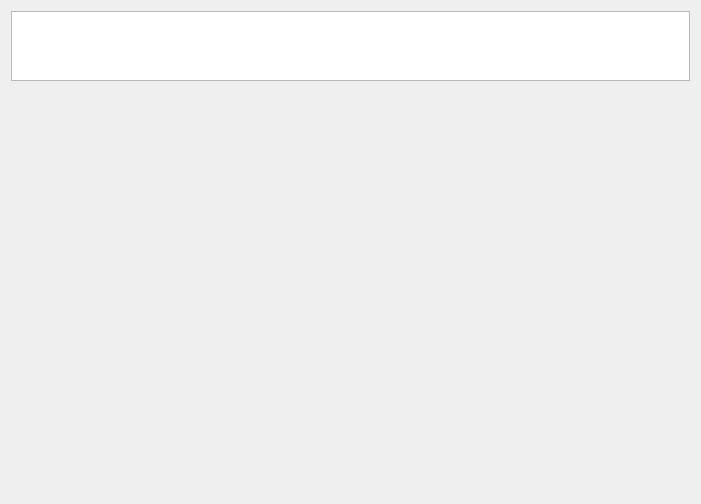
vasha54/apm, file view/ui/widget_analys_multi_colinualidad.ui: the form before one commit.
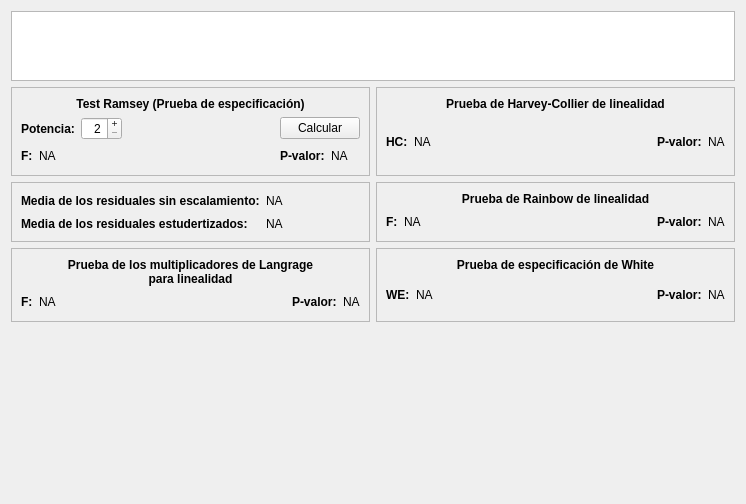
The form after the commit.

Commit message: Adicionando nuevas pruebas en la vista de analisis de multicolinualidad. Se adecuo la vista de la validacion de KFold para incluir la graficas

```diff
--- a/view/ui/widget_analys_multi_colinualidad.ui
+++ b/view/ui/widget_analys_multi_colinualidad.ui
@@ -6,50 +6,736 @@
    <rect>
     <x>0</x>
     <y>0</y>
-    <width>701</width>
+    <width>746</width>
     <height>504</height>
    </rect>
   </property>
   <property name="windowTitle">
    <string>Form</string>
   </property>
-  <layout class="QVBoxLayout" name="verticalLayout_2">
+  <layout class="QVBoxLayout" name="verticalLayout">
    <item>
-    <layout class="QVBoxLayout" name="verticalLayout">
-     <property name="sizeConstraint">
-      <enum>QLayout::SetDefaultConstraint</enum>
+    <widget class="QTableView" name="tableViewMultiColinealidad">
+     <property name="sizePolicy">
+      <sizepolicy hsizetype="Expanding" vsizetype="Maximum">
+       <horstretch>0</horstretch>
+       <verstretch>0</verstretch>
+      </sizepolicy>
      </property>
-     <item>
-      <widget class="QTableView" name="tableViewMultiColinealidad">
-       <property name="sizePolicy">
-        <sizepolicy hsizetype="Expanding" vsizetype="Maximum">
-         <horstretch>0</horstretch>
-         <verstretch>0</verstretch>
-        </sizepolicy>
+     <property name="maximumSize">
+      <size>
+       <width>16777215</width>
+       <height>70</height>
+      </size>
+     </property>
+    </widget>
+   </item>
+   <item>
+    <layout class="QGridLayout" name="gridLayout_7">
+     <item row="0" column="0">
+      <widget class="QFrame" name="frame">
+       <property name="frameShape">
+        <enum>QFrame::StyledPanel</enum>
        </property>
-       <property name="maximumSize">
-        <size>
-         <width>16777215</width>
-         <height>70</height>
-        </size>
+       <property name="frameShadow">
+        <enum>QFrame::Raised</enum>
        </property>
+       <layout class="QGridLayout" name="gridLayout_5">
+        <item row="0" column="0" colspan="4">
+         <widget class="QLabel" name="label">
+          <property name="sizePolicy">
+           <sizepolicy hsizetype="Preferred" vsizetype="Maximum">
+            <horstretch>0</horstretch>
+            <verstretch>0</verstretch>
+           </sizepolicy>
+          </property>
+          <property name="font">
+           <font>
+            <weight>75</weight>
+            <bold>true</bold>
+           </font>
+          </property>
+          <property name="text">
+           <string>Test Ramsey (Prueba de especificación)</string>
+          </property>
+          <property name="alignment">
+           <set>Qt::AlignCenter</set>
+          </property>
+         </widget>
+        </item>
+        <item row="1" column="0">
+         <widget class="QLabel" name="label_2">
+          <property name="font">
+           <font>
+            <weight>75</weight>
+            <bold>true</bold>
+           </font>
+          </property>
+          <property name="text">
+           <string>Potencia:</string>
+          </property>
+         </widget>
+        </item>
+        <item row="1" column="1">
+         <widget class="QSpinBox" name="sBPower">
+          <property name="sizePolicy">
+           <sizepolicy hsizetype="Maximum" vsizetype="Fixed">
+            <horstretch>0</horstretch>
+            <verstretch>0</verstretch>
+           </sizepolicy>
+          </property>
+          <property name="minimumSize">
+           <size>
+            <width>0</width>
+            <height>0</height>
+           </size>
+          </property>
+          <property name="maximumSize">
+           <size>
+            <width>16777215</width>
+            <height>16777215</height>
+           </size>
+          </property>
+          <property name="alignment">
+           <set>Qt::AlignRight|Qt::AlignTrailing|Qt::AlignVCenter</set>
+          </property>
+          <property name="buttonSymbols">
+           <enum>QAbstractSpinBox::PlusMinus</enum>
+          </property>
+          <property name="minimum">
+           <number>2</number>
+          </property>
+          <property name="maximum">
+           <number>10</number>
+          </property>
+         </widget>
+        </item>
+        <item row="1" column="2">
+         <spacer name="horizontalSpacer_4">
+          <property name="orientation">
+           <enum>Qt::Horizontal</enum>
+          </property>
+          <property name="sizeHint" stdset="0">
+           <size>
+            <width>119</width>
+            <height>20</height>
+           </size>
+          </property>
+         </spacer>
+        </item>
+        <item row="1" column="3">
+         <widget class="QPushButton" name="pBCalculate">
+          <property name="text">
+           <string>Calcular</string>
+          </property>
+         </widget>
+        </item>
+        <item row="2" column="0" colspan="2">
+         <layout class="QHBoxLayout" name="horizontalLayout_2">
+          <item>
+           <widget class="QLabel" name="label_3">
+            <property name="sizePolicy">
+             <sizepolicy hsizetype="Maximum" vsizetype="Preferred">
+              <horstretch>0</horstretch>
+              <verstretch>0</verstretch>
+             </sizepolicy>
+            </property>
+            <property name="font">
+             <font>
+              <weight>75</weight>
+              <bold>true</bold>
+             </font>
+            </property>
+            <property name="text">
+             <string>F:</string>
+            </property>
+           </widget>
+          </item>
+          <item>
+           <widget class="QLabel" name="lOutputTestRamseyF">
+            <property name="sizePolicy">
+             <sizepolicy hsizetype="Preferred" vsizetype="Preferred">
+              <horstretch>0</horstretch>
+              <verstretch>0</verstretch>
+             </sizepolicy>
+            </property>
+            <property name="maximumSize">
+             <size>
+              <width>16777215</width>
+              <height>16777215</height>
+             </size>
+            </property>
+            <property name="text">
+             <string>NA</string>
+            </property>
+           </widget>
+          </item>
+         </layout>
+        </item>
+        <item row="2" column="2">
+         <spacer name="horizontalSpacer_6">
+          <property name="orientation">
+           <enum>Qt::Horizontal</enum>
+          </property>
+          <property name="sizeHint" stdset="0">
+           <size>
+            <width>126</width>
+            <height>20</height>
+           </size>
+          </property>
+         </spacer>
+        </item>
+        <item row="2" column="3">
+         <layout class="QHBoxLayout" name="horizontalLayout">
+          <item>
+           <widget class="QLabel" name="label_16">
+            <property name="sizePolicy">
+             <sizepolicy hsizetype="Maximum" vsizetype="Preferred">
+              <horstretch>0</horstretch>
+              <verstretch>0</verstretch>
+             </sizepolicy>
+            </property>
+            <property name="font">
+             <font>
+              <weight>75</weight>
+              <bold>true</bold>
+             </font>
+            </property>
+            <property name="text">
+             <string>P-valor:</string>
+            </property>
+           </widget>
+          </item>
+          <item>
+           <widget class="QLabel" name="lOutputTestRamseyPValue">
+            <property name="sizePolicy">
+             <sizepolicy hsizetype="Minimum" vsizetype="Preferred">
+              <horstretch>0</horstretch>
+              <verstretch>0</verstretch>
+             </sizepolicy>
+            </property>
+            <property name="maximumSize">
+             <size>
+              <width>16777215</width>
+              <height>16777215</height>
+             </size>
+            </property>
+            <property name="text">
+             <string>NA</string>
+            </property>
+           </widget>
+          </item>
+         </layout>
+        </item>
+       </layout>
       </widget>
      </item>
-     <item>
-      <spacer name="verticalSpacer">
-       <property name="orientation">
-        <enum>Qt::Vertical</enum>
+     <item row="0" column="1">
+      <widget class="QFrame" name="frame_5">
+       <property name="frameShape">
+        <enum>QFrame::StyledPanel</enum>
        </property>
-       <property name="sizeHint" stdset="0">
-        <size>
-         <width>20</width>
-         <height>40</height>
-        </size>
+       <property name="frameShadow">
+        <enum>QFrame::Raised</enum>
        </property>
-      </spacer>
+       <layout class="QGridLayout" name="gridLayout_4">
+        <item row="0" column="0" colspan="5">
+         <widget class="QLabel" name="label_8">
+          <property name="sizePolicy">
+           <sizepolicy hsizetype="Preferred" vsizetype="Maximum">
+            <horstretch>0</horstretch>
+            <verstretch>0</verstretch>
+           </sizepolicy>
+          </property>
+          <property name="font">
+           <font>
+            <weight>75</weight>
+            <bold>true</bold>
+           </font>
+          </property>
+          <property name="text">
+           <string>Prueba de Harvey-Collier de linealidad</string>
+          </property>
+          <property name="alignment">
+           <set>Qt::AlignCenter</set>
+          </property>
+         </widget>
+        </item>
+        <item row="1" column="0">
+         <widget class="QLabel" name="label_12">
+          <property name="sizePolicy">
+           <sizepolicy hsizetype="Maximum" vsizetype="Preferred">
+            <horstretch>0</horstretch>
+            <verstretch>0</verstretch>
+           </sizepolicy>
+          </property>
+          <property name="font">
+           <font>
+            <weight>75</weight>
+            <bold>true</bold>
+           </font>
+          </property>
+          <property name="text">
+           <string>HC:</string>
+          </property>
+         </widget>
+        </item>
+        <item row="1" column="1">
+         <widget class="QLabel" name="lOutputTestHarveyCollierHC">
+          <property name="sizePolicy">
+           <sizepolicy hsizetype="Minimum" vsizetype="Preferred">
+            <horstretch>0</horstretch>
+            <verstretch>0</verstretch>
+           </sizepolicy>
+          </property>
+          <property name="text">
+           <string>NA</string>
+          </property>
+         </widget>
+        </item>
+        <item row="1" column="2">
+         <spacer name="horizontalSpacer_2">
+          <property name="orientation">
+           <enum>Qt::Horizontal</enum>
+          </property>
+          <property name="sizeHint" stdset="0">
+           <size>
+            <width>192</width>
+            <height>20</height>
+           </size>
+          </property>
+         </spacer>
+        </item>
+        <item row="1" column="3">
+         <widget class="QLabel" name="label_23">
+          <property name="sizePolicy">
+           <sizepolicy hsizetype="Maximum" vsizetype="Preferred">
+            <horstretch>0</horstretch>
+            <verstretch>0</verstretch>
+           </sizepolicy>
+          </property>
+          <property name="font">
+           <font>
+            <weight>75</weight>
+            <bold>true</bold>
+           </font>
+          </property>
+          <property name="text">
+           <string>P-valor:</string>
+          </property>
+         </widget>
+        </item>
+        <item row="1" column="4">
+         <widget class="QLabel" name="lOutputTestHarveyCollierPValue">
+          <property name="sizePolicy">
+           <sizepolicy hsizetype="Minimum" vsizetype="Preferred">
+            <horstretch>0</horstretch>
+            <verstretch>0</verstretch>
+           </sizepolicy>
+          </property>
+          <property name="text">
+           <string>NA</string>
+          </property>
+         </widget>
+        </item>
+       </layout>
+      </widget>
+     </item>
+     <item row="1" column="0">
+      <widget class="QFrame" name="frame_2">
+       <property name="frameShape">
+        <enum>QFrame::StyledPanel</enum>
+       </property>
+       <property name="frameShadow">
+        <enum>QFrame::Raised</enum>
+       </property>
+       <layout class="QGridLayout" name="gridLayout">
+        <item row="0" column="0">
+         <widget class="QLabel" name="label_4">
+          <property name="sizePolicy">
+           <sizepolicy hsizetype="Maximum" vsizetype="Preferred">
+            <horstretch>0</horstretch>
+            <verstretch>0</verstretch>
+           </sizepolicy>
+          </property>
+          <property name="font">
+           <font>
+            <weight>75</weight>
+            <bold>true</bold>
+           </font>
+          </property>
+          <property name="text">
+           <string>Media de los residuales sin escalamiento:</string>
+          </property>
+         </widget>
+        </item>
+        <item row="0" column="1">
+         <widget class="QLabel" name="lOutputMeanResidualNotScaled">
+          <property name="text">
+           <string>NA</string>
+          </property>
+         </widget>
+        </item>
+        <item row="1" column="0">
+         <widget class="QLabel" name="label_5">
+          <property name="sizePolicy">
+           <sizepolicy hsizetype="Maximum" vsizetype="Preferred">
+            <horstretch>0</horstretch>
+            <verstretch>0</verstretch>
+           </sizepolicy>
+          </property>
+          <property name="font">
+           <font>
+            <weight>75</weight>
+            <bold>true</bold>
+           </font>
+          </property>
+          <property name="text">
+           <string>Media de los residuales estudertizados:</string>
+          </property>
+         </widget>
+        </item>
+        <item row="1" column="1">
+         <widget class="QLabel" name="lOutputMeanResidualStudentized">
+          <property name="text">
+           <string>NA</string>
+          </property>
+         </widget>
+        </item>
+       </layout>
+      </widget>
+     </item>
+     <item row="1" column="1">
+      <widget class="QFrame" name="frame_4">
+       <property name="frameShape">
+        <enum>QFrame::StyledPanel</enum>
+       </property>
+       <property name="frameShadow">
+        <enum>QFrame::Raised</enum>
+       </property>
+       <layout class="QGridLayout" name="gridLayout_3">
+        <item row="0" column="0" colspan="5">
+         <widget class="QLabel" name="label_7">
+          <property name="font">
+           <font>
+            <weight>75</weight>
+            <bold>true</bold>
+           </font>
+          </property>
+          <property name="text">
+           <string>Prueba de Rainbow de linealidad</string>
+          </property>
+          <property name="alignment">
+           <set>Qt::AlignCenter</set>
+          </property>
+         </widget>
+        </item>
+        <item row="1" column="0">
+         <widget class="QLabel" name="label_14">
+          <property name="sizePolicy">
+           <sizepolicy hsizetype="Maximum" vsizetype="Preferred">
+            <horstretch>0</horstretch>
+            <verstretch>0</verstretch>
+           </sizepolicy>
+          </property>
+          <property name="font">
+           <font>
+            <weight>75</weight>
+            <bold>true</bold>
+           </font>
+          </property>
+          <property name="text">
+           <string>F:</string>
+          </property>
+         </widget>
+        </item>
+        <item row="1" column="1">
+         <widget class="QLabel" name="lOutputTestRainbowF">
+          <property name="sizePolicy">
+           <sizepolicy hsizetype="Minimum" vsizetype="Preferred">
+            <horstretch>0</horstretch>
+            <verstretch>0</verstretch>
+           </sizepolicy>
+          </property>
+          <property name="text">
+           <string>NA</string>
+          </property>
+         </widget>
+        </item>
+        <item row="1" column="2">
+         <spacer name="horizontalSpacer_3">
+          <property name="orientation">
+           <enum>Qt::Horizontal</enum>
+          </property>
+          <property name="sizeHint" stdset="0">
+           <size>
+            <width>204</width>
+            <height>20</height>
+           </size>
+          </property>
+         </spacer>
+        </item>
+        <item row="1" column="3">
+         <widget class="QLabel" name="label_22">
+          <property name="sizePolicy">
+           <sizepolicy hsizetype="Maximum" vsizetype="Preferred">
+            <horstretch>0</horstretch>
+            <verstretch>0</verstretch>
+           </sizepolicy>
+          </property>
+          <property name="font">
+           <font>
+            <weight>75</weight>
+            <bold>true</bold>
+           </font>
+          </property>
+          <property name="text">
+           <string>P-valor:</string>
+          </property>
+         </widget>
+        </item>
+        <item row="1" column="4">
+         <widget class="QLabel" name="lOutputTestRainbowPValue">
+          <property name="sizePolicy">
+           <sizepolicy hsizetype="Minimum" vsizetype="Preferred">
+            <horstretch>0</horstretch>
+            <verstretch>0</verstretch>
+           </sizepolicy>
+          </property>
+          <property name="text">
+           <string>NA</string>
+          </property>
+         </widget>
+        </item>
+       </layout>
+      </widget>
+     </item>
+     <item row="2" column="0">
+      <widget class="QFrame" name="frame_6">
+       <property name="frameShape">
+        <enum>QFrame::StyledPanel</enum>
+       </property>
+       <property name="frameShadow">
+        <enum>QFrame::Raised</enum>
+       </property>
+       <layout class="QGridLayout" name="gridLayout_6">
+        <item row="0" column="0" colspan="5">
+         <widget class="QLabel" name="label_9">
+          <property name="sizePolicy">
+           <sizepolicy hsizetype="Preferred" vsizetype="Maximum">
+            <horstretch>0</horstretch>
+            <verstretch>0</verstretch>
+           </sizepolicy>
+          </property>
+          <property name="font">
+           <font>
+            <weight>75</weight>
+            <bold>true</bold>
+           </font>
+          </property>
+          <property name="text">
+           <string>Prueba de los multiplicadores de Langrage 
+para linealidad</string>
+          </property>
+          <property name="alignment">
+           <set>Qt::AlignCenter</set>
+          </property>
+         </widget>
+        </item>
+        <item row="1" column="0">
+         <widget class="QLabel" name="label_13">
+          <property name="sizePolicy">
+           <sizepolicy hsizetype="Maximum" vsizetype="Preferred">
+            <horstretch>0</horstretch>
+            <verstretch>0</verstretch>
+           </sizepolicy>
+          </property>
+          <property name="font">
+           <font>
+            <weight>75</weight>
+            <bold>true</bold>
+           </font>
+          </property>
+          <property name="text">
+           <string>F:</string>
+          </property>
+         </widget>
+        </item>
+        <item row="1" column="1">
+         <widget class="QLabel" name="lOutputLangrageF">
+          <property name="text">
+           <string>NA</string>
+          </property>
+         </widget>
+        </item>
+        <item row="1" column="2">
+         <spacer name="horizontalSpacer_5">
+          <property name="orientation">
+           <enum>Qt::Horizontal</enum>
+          </property>
+          <property name="sizeHint" stdset="0">
+           <size>
+            <width>204</width>
+            <height>20</height>
+           </size>
+          </property>
+         </spacer>
+        </item>
+        <item row="1" column="3">
+         <widget class="QLabel" name="label_15">
+          <property name="sizePolicy">
+           <sizepolicy hsizetype="Maximum" vsizetype="Preferred">
+            <horstretch>0</horstretch>
+            <verstretch>0</verstretch>
+           </sizepolicy>
+          </property>
+          <property name="font">
+           <font>
+            <weight>75</weight>
+            <bold>true</bold>
+           </font>
+          </property>
+          <property name="text">
+           <string>P-valor:</string>
+          </property>
+         </widget>
+        </item>
+        <item row="1" column="4">
+         <widget class="QLabel" name="lOutputLangragePValue">
+          <property name="text">
+           <string>NA</string>
+          </property>
+         </widget>
+        </item>
+       </layout>
+      </widget>
+     </item>
+     <item row="2" column="1">
+      <widget class="QFrame" name="frame_3">
+       <property name="frameShape">
+        <enum>QFrame::StyledPanel</enum>
+       </property>
+       <property name="frameShadow">
+        <enum>QFrame::Raised</enum>
+       </property>
+       <layout class="QGridLayout" name="gridLayout_2">
+        <item row="0" column="0" colspan="5">
+         <widget class="QLabel" name="label_6">
+          <property name="sizePolicy">
+           <sizepolicy hsizetype="Preferred" vsizetype="Maximum">
+            <horstretch>0</horstretch>
+            <verstretch>0</verstretch>
+           </sizepolicy>
+          </property>
+          <property name="font">
+           <font>
+            <weight>75</weight>
+            <bold>true</bold>
+           </font>
+          </property>
+          <property name="text">
+           <string>Prueba de especificación de White</string>
+          </property>
+          <property name="alignment">
+           <set>Qt::AlignCenter</set>
+          </property>
+         </widget>
+        </item>
+        <item row="1" column="0">
+         <widget class="QLabel" name="label_10">
+          <property name="sizePolicy">
+           <sizepolicy hsizetype="Maximum" vsizetype="Preferred">
+            <horstretch>0</horstretch>
+            <verstretch>0</verstretch>
+           </sizepolicy>
+          </property>
+          <property name="font">
+           <font>
+            <weight>75</weight>
+            <bold>true</bold>
+           </font>
+          </property>
+          <property name="text">
+           <string>WE:</string>
+          </property>
+         </widget>
+        </item>
+        <item row="1" column="1">
+         <widget class="QLabel" name="lOutputTestWhiteWE">
+          <property name="sizePolicy">
+           <sizepolicy hsizetype="Minimum" vsizetype="Preferred">
+            <horstretch>0</horstretch>
+            <verstretch>0</verstretch>
+           </sizepolicy>
+          </property>
+          <property name="text">
+           <string>NA</string>
+          </property>
+         </widget>
+        </item>
+        <item row="1" column="2">
+         <spacer name="horizontalSpacer">
+          <property name="orientation">
+           <enum>Qt::Horizontal</enum>
+          </property>
+          <property name="sizeHint" stdset="0">
+           <size>
+            <width>189</width>
+            <height>20</height>
+           </size>
+          </property>
+         </spacer>
+        </item>
+        <item row="1" column="3">
+         <widget class="QLabel" name="label_11">
+          <property name="sizePolicy">
+           <sizepolicy hsizetype="Maximum" vsizetype="Preferred">
+            <horstretch>0</horstretch>
+            <verstretch>0</verstretch>
+           </sizepolicy>
+          </property>
+          <property name="font">
+           <font>
+            <weight>75</weight>
+            <bold>true</bold>
+           </font>
+          </property>
+          <property name="text">
+           <string>P-valor:</string>
+          </property>
+         </widget>
+        </item>
+        <item row="1" column="4">
+         <widget class="QLabel" name="lOutputTestWhitePValue">
+          <property name="sizePolicy">
+           <sizepolicy hsizetype="Minimum" vsizetype="Preferred">
+            <horstretch>0</horstretch>
+            <verstretch>0</verstretch>
+           </sizepolicy>
+          </property>
+          <property name="text">
+           <string>NA</string>
+          </property>
+         </widget>
+        </item>
+       </layout>
+      </widget>
      </item>
     </layout>
    </item>
+   <item>
+    <spacer name="verticalSpacer">
+     <property name="orientation">
+      <enum>Qt::Vertical</enum>
+     </property>
+     <property name="sizeHint" stdset="0">
+      <size>
+       <width>20</width>
+       <height>148</height>
+      </size>
+     </property>
+    </spacer>
+   </item>
   </layout>
  </widget>
  <resources/>
```
The commit also changes 9 other files.
